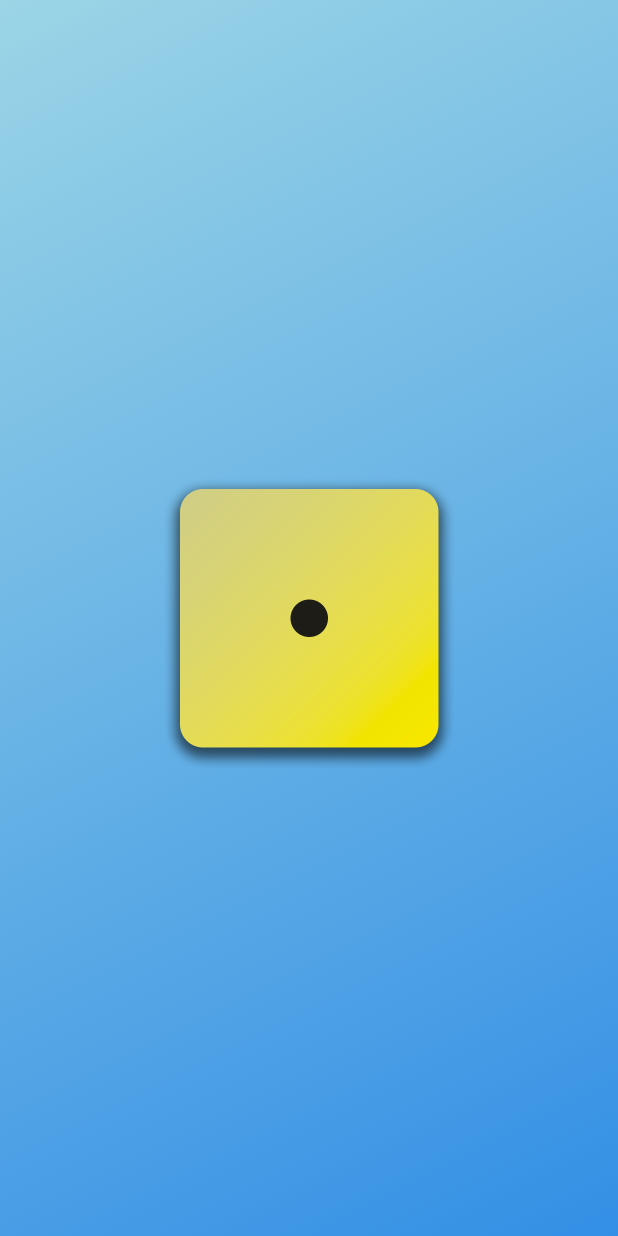
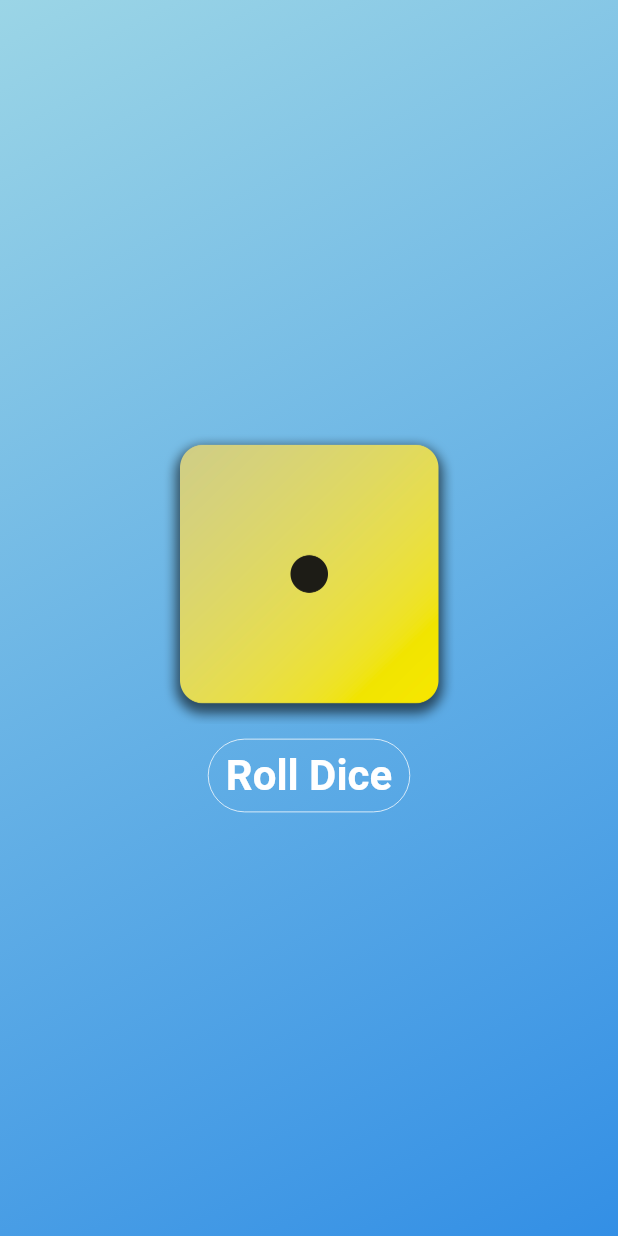
Before and after one commit to ChrisSamHarris/acade_course, a Flutter app: the screen it shows after launch, on a phone screen of 412 x 824 dp. Run offline on Flutter 3.47's test engine with Material 3 defaults, Android fonts, the phone set to English and light mode, and no system bars.

Commit message:
default methods and building columns & textbutton widgets

```diff
--- a/roll_dice_app/lib/gradient_container.dart
+++ b/roll_dice_app/lib/gradient_container.dart
@@ -11,10 +11,15 @@ const endAlignment = Alignment.bottomRight;
 class GradientContainer extends StatelessWidget {
   // named parameter - named arguements | positions arguements will be a comma seperated list
   // key - value wanted by parent (StatlessWidget)
-  const GradientContainer({super.key, required this.colorStart, required this.colorEnd});
+  const GradientContainer(
+      {super.key, required this.colorStart, required this.colorEnd});
 
   final Color colorStart;
   final Color colorEnd;
+
+  void rollDice() {
+    print("Rolling Dice");
+  }
 
   // @override makes it clear we're overriding the build method of stateless widget, not necessarily required
   // const - optimised and stored in memory for re-use
@@ -32,8 +37,29 @@ class GradientContainer extends StatelessWidget {
         ),
       ),
       child: Center(
-        // child: StyleText("Hello World!"),
-        child: Image.asset('assets/images/dice-1.png', width: 200,),
+        //child: StyleText("Hello World!"),
+        //child: StyleText.hello(),
+        child: Column(
+          mainAxisSize: MainAxisSize.min,
+          children: [
+            Image.asset(
+              'assets/images/dice-1.png',
+              width: 200,
+            ),
+            const SizedBox(height: 10),
+            TextButton(
+                onPressed: rollDice,
+                style: TextButton.styleFrom(
+                    // padding: EdgeInsets.only(top: 20, bottom: 20),
+                    side: const BorderSide(color: Colors.white, width: 0.5),
+                    foregroundColor: Colors.white,
+                    textStyle: const TextStyle(
+                        fontSize: 28,
+                        fontWeight: FontWeight.bold,
+                        fontFamily: "Roboto")),
+                child: const Text("Roll Dice")),
+          ],
+        ),
       ),
     );
   }
--- a/roll_dice_app/lib/text_style_hw.dart
+++ b/roll_dice_app/lib/text_style_hw.dart
@@ -2,6 +2,9 @@ import 'package:flutter/material.dart';
 
 class StyleText extends StatelessWidget {
   const StyleText(this.textArg, {super.key});
+
+  // provide a default value with .hello()
+  const StyleText.hello({super.key}) : textArg = "Hello World!";
 
   // initialise the textArg parameter
   final String textArg;
```
